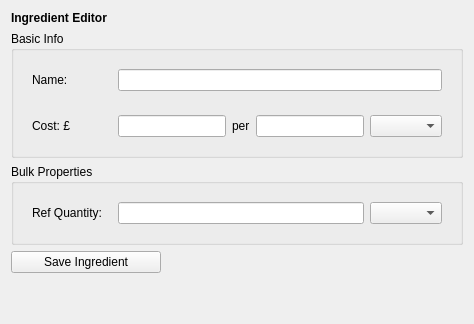
The window that gui/ingredient_editor.ui (JamesAIzzard/codiet) describes before a commit, drawn with Qt 5.
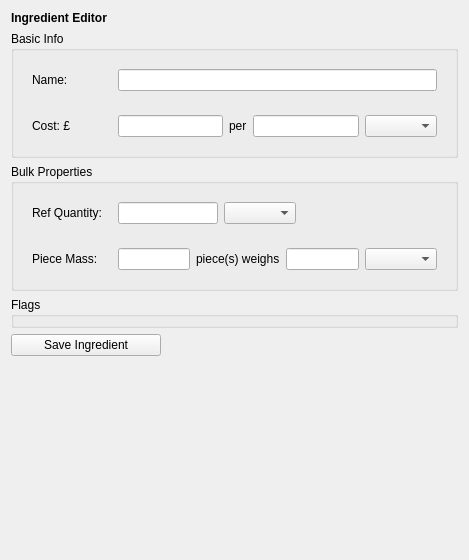
The same window after the commit.

Commit message: Adds flag selector widget.

Diff of the .ui file:
```diff
--- a/gui/ingredient_editor.ui
+++ b/gui/ingredient_editor.ui
@@ -2,6 +2,14 @@
 <ui version="4.0">
  <class>wg_ingredient_editor</class>
  <widget class="QWidget" name="wg_ingredient_editor">
+  <property name="geometry">
+   <rect>
+    <x>0</x>
+    <y>0</y>
+    <width>469</width>
+    <height>560</height>
+   </rect>
+  </property>
   <property name="sizePolicy">
    <sizepolicy hsizetype="Preferred" vsizetype="Preferred">
     <horstretch>0</horstretch>
@@ -195,10 +203,96 @@
           </widget>
          </item>
          <item>
-          <widget class="QLineEdit" name="lineEdit_4"/>
+          <widget class="QLineEdit" name="lineEdit_4">
+           <property name="sizePolicy">
+            <sizepolicy hsizetype="Fixed" vsizetype="Fixed">
+             <horstretch>0</horstretch>
+             <verstretch>0</verstretch>
+            </sizepolicy>
+           </property>
+           <property name="minimumSize">
+            <size>
+             <width>0</width>
+             <height>0</height>
+            </size>
+           </property>
+           <property name="maximumSize">
+            <size>
+             <width>100</width>
+             <height>16777215</height>
+            </size>
+           </property>
+          </widget>
          </item>
          <item>
-          <widget class="QComboBox" name="comboBox_2"/>
+          <widget class="QComboBox" name="comboBox_2">
+           <property name="sizePolicy">
+            <sizepolicy hsizetype="Fixed" vsizetype="Fixed">
+             <horstretch>0</horstretch>
+             <verstretch>0</verstretch>
+            </sizepolicy>
+           </property>
+           <property name="maximumSize">
+            <size>
+             <width>100</width>
+             <height>16777215</height>
+            </size>
+           </property>
+          </widget>
+         </item>
+         <item>
+          <spacer name="horizontalSpacer">
+           <property name="orientation">
+            <enum>Qt::Horizontal</enum>
+           </property>
+           <property name="sizeHint" stdset="0">
+            <size>
+             <width>40</width>
+             <height>20</height>
+            </size>
+           </property>
+          </spacer>
+         </item>
+        </layout>
+       </widget>
+      </item>
+      <item>
+       <widget class="QWidget" name="wg_piece_mass" native="true">
+        <layout class="QHBoxLayout" name="horizontalLayout_4">
+         <item>
+          <widget class="QLabel" name="label_4">
+           <property name="sizePolicy">
+            <sizepolicy hsizetype="Fixed" vsizetype="Preferred">
+             <horstretch>0</horstretch>
+             <verstretch>0</verstretch>
+            </sizepolicy>
+           </property>
+           <property name="minimumSize">
+            <size>
+             <width>80</width>
+             <height>0</height>
+            </size>
+           </property>
+           <property name="text">
+            <string>Piece Mass:</string>
+           </property>
+          </widget>
+         </item>
+         <item>
+          <widget class="QLineEdit" name="lineEdit"/>
+         </item>
+         <item>
+          <widget class="QLabel" name="label_7">
+           <property name="text">
+            <string>piece(s) weighs</string>
+           </property>
+          </widget>
+         </item>
+         <item>
+          <widget class="QLineEdit" name="lineEdit_5"/>
+         </item>
+         <item>
+          <widget class="QComboBox" name="comboBox_3"/>
          </item>
         </layout>
        </widget>
@@ -206,6 +300,13 @@
      </layout>
     </widget>
    </item>
+   <item>
+    <widget class="QGroupBox" name="wg_flags">
+     <property name="title">
+      <string>Flags</string>
+     </property>
+    </widget>
+   </item>
    <item>
     <widget class="QPushButton" name="btn_save_ingredient">
      <property name="sizePolicy">
```
Left out of the diff: 2 changed lines with no effect on the pictures. The commit also changes 11 other files.
